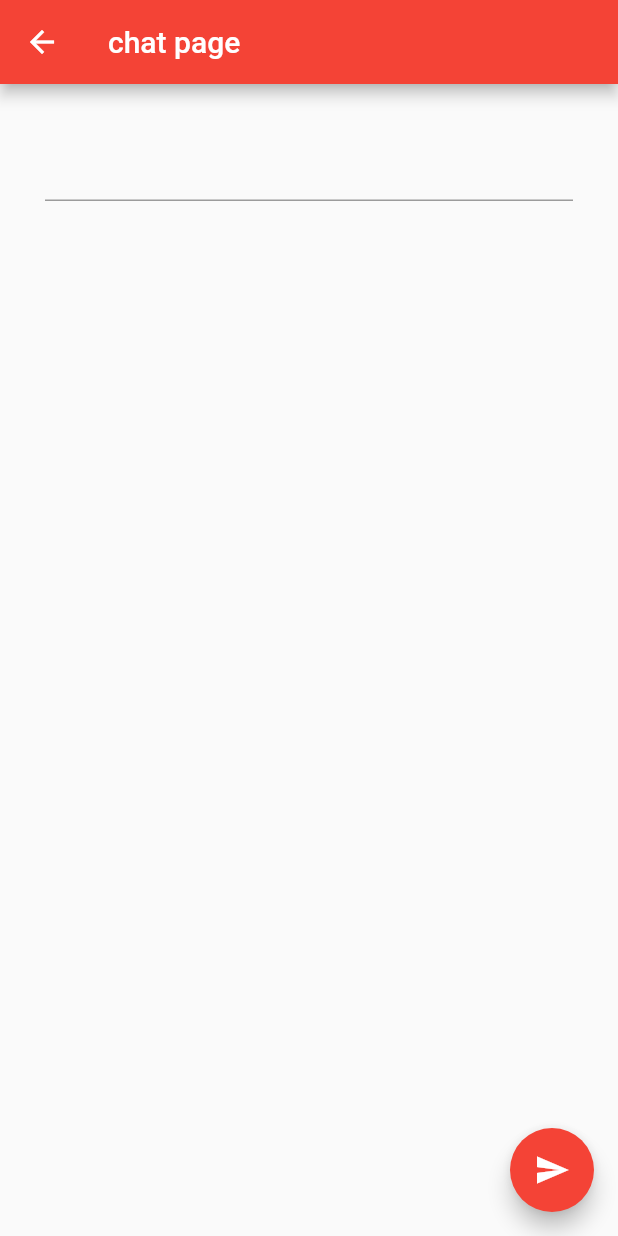
After one commit to bashery/mersal-app, a Flutter app: the ChatPage screen opened directly, on a phone screen of 412 x 824 dp. The commit adds this screen. Run offline on Flutter 3.47's test engine with Material 2 defaults, Android fonts, the phone set to English and light mode, and no system bars.

Commit message:
redirect to new page

```diff
--- /dev/null
+++ b/lib/chat.dart
@@ -0,0 +1,40 @@
+import 'package:flutter/material.dart';
+
+class ChatPage extends StatefulWidget {
+  const ChatPage({Key? key, required this.title}) : super(key: key);
+
+  final String title;
+
+  @override
+  State<ChatPage> createState() => _ChatState();
+}
+
+
+class _ChatState extends State<ChatPage> {
+
+    final TextEditingController chatFeild = TextEditingController();
+
+
+    void whenPostData() {setState(() {});}
+
+  @override
+  Widget build(BuildContext context) {
+    return Scaffold(
+      appBar: AppBar(
+        title: Text(widget.title),
+      ),
+      body: Container(
+        padding: const EdgeInsets.all(30),
+        child: Column(
+           children: <Widget>[
+            TextField(controller: chatFeild,),
+            ],
+        ),
+      ),
+      floatingActionButton: FloatingActionButton(
+        onPressed: ()=>print("send"),
+        child: const Icon(Icons.send),
+      ), // This trailing comma makes auto-formatting nicer for build methods.
+    );
+  }
+}
--- a/lib/main.dart
+++ b/lib/main.dart
@@ -1,4 +1,5 @@
 import 'package:flutter/material.dart';
+import 'package:mersal/chat.dart';
 import 'package:http/http.dart' as http;
 
 void main() {
@@ -47,8 +48,13 @@ class _MyHomePageState extends State<MyHomePage> {
             },
         );
         if (response.statusCode == 200) {
+
+            Navigator.push(context,
+              MaterialPageRoute(builder: (context) => const ChatPage(title: 'chat page')),
+            );
+
             print("success:\n ${response.statusCode}");
-            // redirect to home|login page
+            // redirect to home or login page
         }else {
             print("status code: ${response.statusCode}");
         }
```
Also changed, not shown: chatPage.dart (added, +32 -0 lines).
